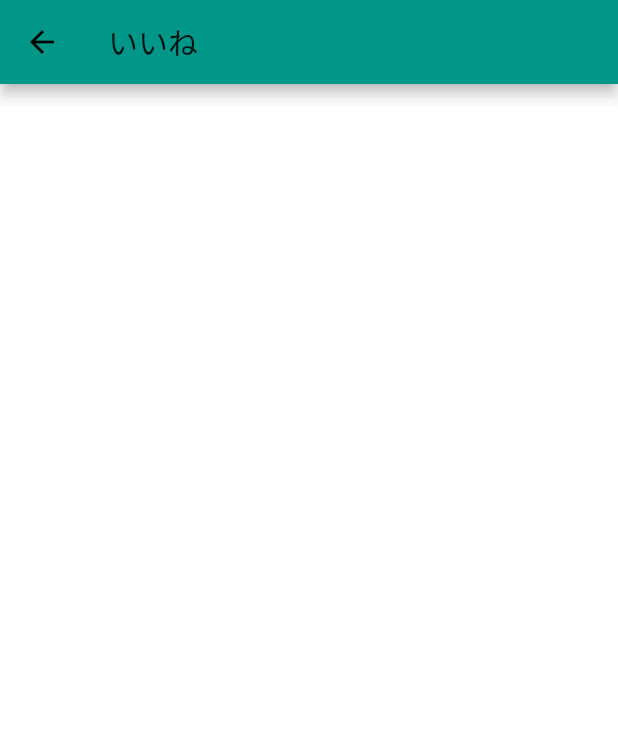
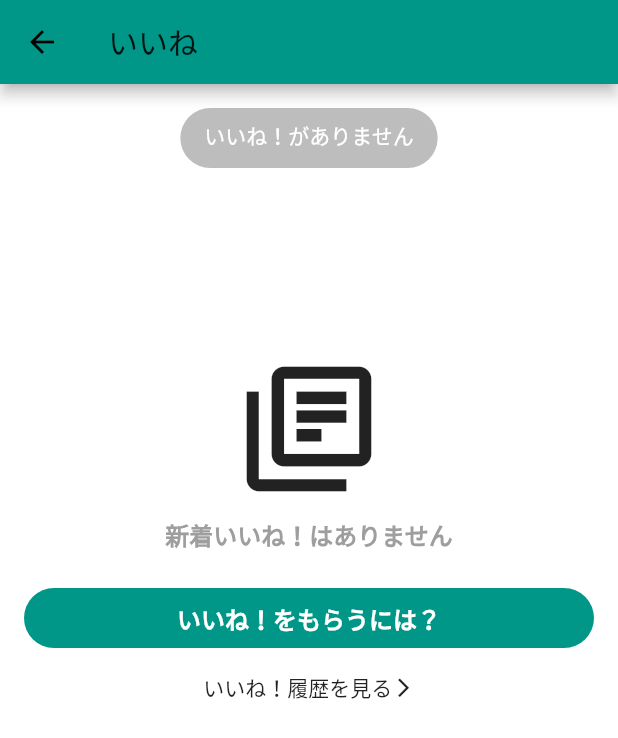
Before and after one commit to hideokawahara/diary_app, a Flutter app: the LikeScreen screen opened directly, on a phone screen of 412 x 824 dp. Shown: the top 738 px of the screen. Run offline on Flutter 3.47's test engine with Material 2 defaults, Android fonts, the phone set to English and light mode, and no system bars.

Commit message:
feat: いいねページ作成

```diff
--- a/lib/screens/home_screen.dart
+++ b/lib/screens/home_screen.dart
@@ -49,6 +49,9 @@ class HomeScreenBody extends StatelessWidget {
         child: Column(
           children: <Widget>[
             SearchBox(),
+            SizedBox(
+              height: 8.0,
+            ),
             UsersGridView(users: users),
           ],
         ),
--- a/lib/screens/like_screen.dart
+++ b/lib/screens/like_screen.dart
@@ -1,4 +1,5 @@
 import 'package:diary_app/resource/app_colors.dart';
+import 'package:diary_app/widgets/button.dart';
 import 'package:flutter/material.dart';
 
 class LikeScreen extends StatelessWidget {
@@ -20,6 +21,76 @@ class LikeScreen extends StatelessWidget {
 class LikeScreenBody extends StatelessWidget {
   @override
   Widget build(BuildContext context) {
-    return Container();
+    return SafeArea(
+      child: Padding(
+        padding: const EdgeInsets.all(16.0),
+        child: Container(
+          width: double.infinity,
+          child: Column(
+            children: <Widget>[
+              Container(
+                padding: const EdgeInsets.symmetric(
+                  horizontal: 16.0,
+                  vertical: 8.0,
+                ),
+                height: 40.0,
+                decoration: BoxDecoration(
+                  color: Colors.grey[400],
+                  borderRadius: BorderRadius.circular(20.0),
+                ),
+                child: Text(
+                  'いいね！がありません',
+                  style: TextStyle(color: AppColors.white),
+                ),
+              ),
+              SizedBox(
+                height: 124.0,
+              ),
+              Icon(
+                Icons.library_books_outlined,
+                size: 100.0,
+              ),
+              SizedBox(
+                height: 8.0,
+              ),
+              Text(
+                '新着いいね！はありません',
+                style: TextStyle(
+                  color: Colors.grey,
+                  fontSize: 16.0,
+                  fontWeight: FontWeight.w600,
+                ),
+              ),
+              SizedBox(
+                height: 24.0,
+              ),
+              WideButton(
+                buttonTitle: 'いいね！をもらうには？',
+                buttonFunc: () {},
+              ),
+              SizedBox(
+                height: 16.0,
+              ),
+              GestureDetector(
+                onTap: () {
+                  print('いいね');
+                  // いいね履歴へ飛ぶ
+                },
+                child: Row(
+                  mainAxisAlignment: MainAxisAlignment.center,
+                  children: <Widget>[
+                    Text('いいね！履歴を見る'),
+                    Icon(
+                      Icons.arrow_forward_ios,
+                      size: 15,
+                    ),
+                  ],
+                ),
+              ),
+            ],
+          ),
+        ),
+      ),
+    );
   }
 }
--- /dev/null
+++ b/lib/widgets/button.dart
@@ -0,0 +1,39 @@
+import 'package:diary_app/resource/app_colors.dart';
+import 'package:flutter/material.dart';
+
+class WideButton extends StatelessWidget {
+  WideButton({
+    @required this.buttonTitle,
+    @required this.buttonFunc,
+  });
+
+  final String buttonTitle;
+  final Function buttonFunc;
+
+  @override
+  Widget build(BuildContext context) {
+    return GestureDetector(
+      onTap: buttonFunc,
+      child: Container(
+        alignment: Alignment.center,
+        padding: const EdgeInsets.symmetric(
+          horizontal: 16.0,
+          vertical: 8.0,
+        ),
+        width: double.infinity,
+        decoration: BoxDecoration(
+          color: AppColors.teal,
+          borderRadius: BorderRadius.circular(20.0),
+        ),
+        child: Text(
+          buttonTitle,
+          style: TextStyle(
+            color: AppColors.white,
+            fontSize: 16.0,
+            fontWeight: FontWeight.w600,
+          ),
+        ),
+      ),
+    );
+  }
+}
```
